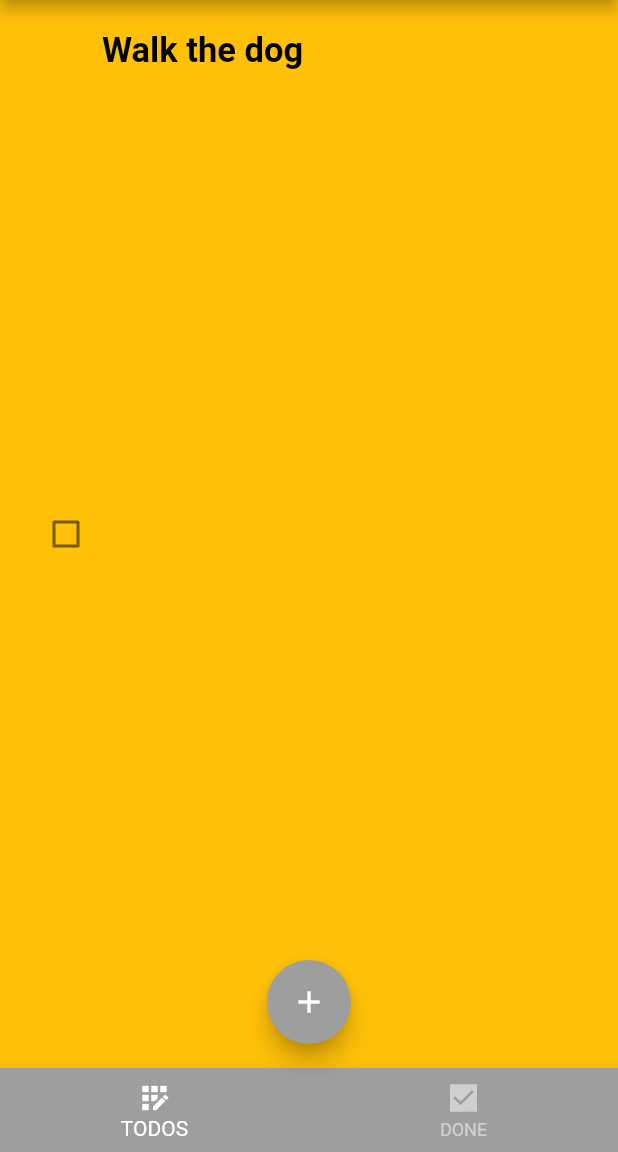
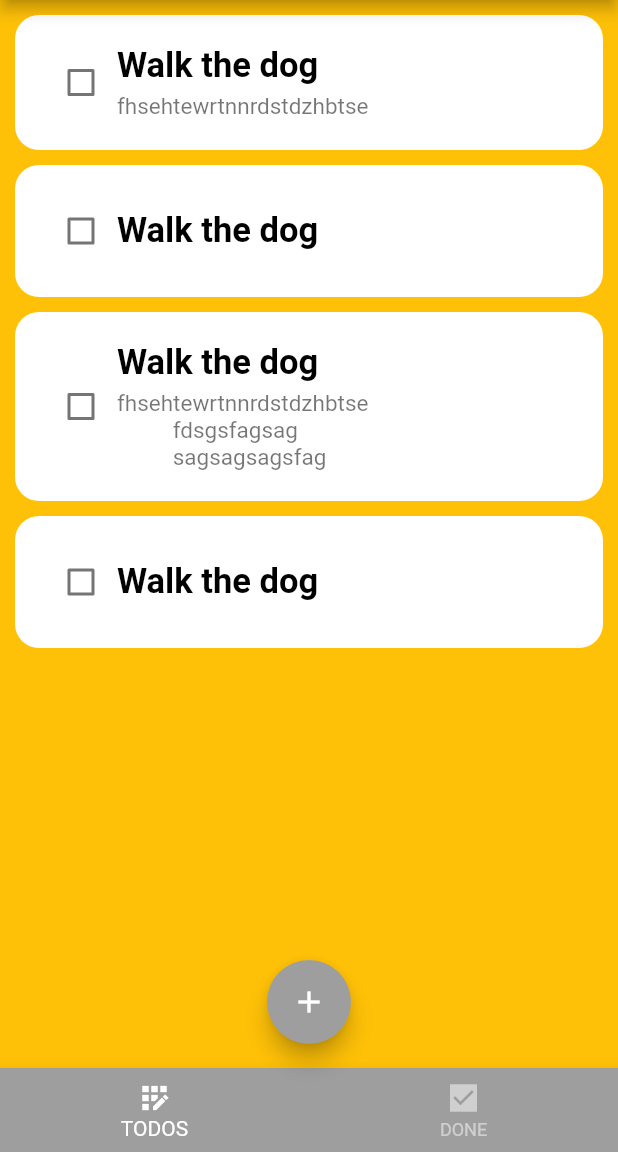
Before and after one commit to Cuadri84/todo_list_flutter_firebase, a Flutter app: the screen it shows after launch, on a phone screen of 412 x 824 dp, the part 84-1236 px from its top. Run offline on Flutter 3.47's test engine with Material 2 defaults, Android fonts, the phone set to English and light mode, and no system bars; drawn by our look-alikes of flutter_slidable.

Commit message:
Done delete button and save todo button

```diff
--- a/lib/main.dart
+++ b/lib/main.dart
@@ -3,10 +3,12 @@ import 'package:provider/provider.dart';
 import 'package:todo_list/provider/todos.dart';
 import 'package:todo_list/screens/home.dart';
 
-void main() => runApp(MyApp());
+void main() => runApp(const MyApp());
 
 class MyApp extends StatelessWidget {
   static const String title = 'TODO LIST';
+
+  const MyApp({Key? key}) : super(key: key);
 
   @override
   Widget build(BuildContext context) {
--- a/lib/provider/todos.dart
+++ b/lib/provider/todos.dart
@@ -1,3 +1,39 @@
 import 'package:flutter/cupertino.dart';
+import 'package:todo_list/model/todo.dart';
 
-class TodosProvider extends ChangeNotifier {}
+class TodosProvider extends ChangeNotifier {
+  final List<Todo> _todos = [
+    Todo(
+      createdTime: DateTime.now(),
+      title: 'Walk the dog',
+      description: 'fhsehtewrtnnrdstdzhbtse',
+    ),
+    Todo(
+      createdTime: DateTime.now(),
+      title: 'Walk the dog',
+    ),
+    Todo(
+      createdTime: DateTime.now(),
+      title: 'Walk the dog',
+      description: '''fhsehtewrtnnrdstdzhbtse
+          fdsgsfagsag
+          sagsagsagsfag''',
+    ),
+    Todo(
+      createdTime: DateTime.now(),
+      title: 'Walk the dog',
+    )
+  ];
+
+  List<Todo> get todos => _todos.where((todo) => todo.isDone == false).toList();
+
+  void addTodo(Todo todo) {
+    _todos.add(todo);
+    notifyListeners();
+  }
+
+  void removeTodo(Todo todo) {
+    _todos.remove(todo);
+    notifyListeners();
+  }
+}
--- /dev/null
+++ b/lib/utils/utils.dart
@@ -0,0 +1,10 @@
+import 'package:flutter/material.dart';
+
+class Utils {
+  static void showSnackBar(BuildContext context, String text) =>
+      Scaffold.of(context)
+        ..removeCurrentSnackBar()
+        ..showSnackBar(
+          SnackBar(content: Text(text)),
+        );
+}
--- a/lib/widget/todo_form_widget.dart
+++ b/lib/widget/todo_form_widget.dart
@@ -47,12 +47,6 @@ class TodoFormWidget extends StatelessWidget {
   Widget buildDescription() => TextFormField(
         initialValue: description,
         onChanged: onChangedDescription,
-        validator: (title) {
-          if (description.isEmpty) {
-            return 'the description cannot be empty';
-          }
-          return null;
-        },
         decoration: const InputDecoration(
           border: UnderlineInputBorder(),
           labelText: 'Description',
--- a/lib/widget/todo_list_widget.dart
+++ b/lib/widget/todo_list_widget.dart
@@ -1,6 +1,7 @@
 import 'package:flutter/material.dart';
 import 'package:provider/provider.dart';
 import 'package:todo_list/model/todo.dart';
+import 'package:todo_list/provider/todos.dart';
 import 'package:todo_list/widget/todo_widget.dart';
 
 class TodoListWidget extends StatelessWidget {
@@ -8,10 +9,31 @@ class TodoListWidget extends StatelessWidget {
 
   @override
   Widget build(BuildContext context) {
-    return TodoWidget(
-        todo: Todo(
-      createdTime: DateTime.now(),
-      title: 'Walk the dog',
-    ));
+    final provider = Provider.of<TodosProvider>(context);
+    final todos = provider.todos;
+
+    return todos.isEmpty
+        ? const Center(
+            child: Text(
+              'No TODOS',
+              style: TextStyle(
+                fontSize: 12,
+                fontWeight: FontWeight.w600,
+                color: Colors.black,
+              ),
+            ),
+          )
+        : ListView.separated(
+            physics: const BouncingScrollPhysics(),
+            separatorBuilder: (context, index) => const SizedBox(
+              height: 10,
+            ),
+            padding: const EdgeInsets.all(10),
+            itemCount: todos.length,
+            itemBuilder: (context, index) {
+              final todo = todos[index];
+              return TodoWidget(todo: todo);
+            },
+          );
   }
 }
--- a/lib/widget/todo_widget.dart
+++ b/lib/widget/todo_widget.dart
@@ -1,6 +1,10 @@
 import 'package:flutter/material.dart';
 import 'package:flutter_slidable/flutter_slidable.dart';
+import 'package:provider/provider.dart';
 import 'package:todo_list/model/todo.dart';
+
+import '../provider/todos.dart';
+import '../utils/utils.dart';
 
 class TodoWidget extends StatelessWidget {
   const TodoWidget({Key? key, required this.todo}) : super(key: key);
@@ -8,7 +12,9 @@ class TodoWidget extends StatelessWidget {
   final Todo todo;
 
   @override
-  Widget build(BuildContext context) => Slidable(
+  Widget build(BuildContext context) => ClipRRect(
+        borderRadius: BorderRadius.circular(16),
+        child: Slidable(
           key: Key(todo.id),
           startActionPane: ActionPane(motion: const ScrollMotion(), children: [
             SlidableAction(
@@ -20,16 +26,18 @@ class TodoWidget extends StatelessWidget {
           ]),
           endActionPane: ActionPane(motion: const ScrollMotion(), children: [
             SlidableAction(
-            onPressed: (_) {},
+              onPressed: (_) => deleteTodo(context, todo),
               backgroundColor: const Color(0xFFFE4A49),
               foregroundColor: Colors.white,
               icon: Icons.delete,
             ),
           ]),
           child: buildTodo(context),
+        ),
       );
   Widget buildTodo(BuildContext context) => Container(
         padding: const EdgeInsets.all(20),
+        color: Colors.white,
         child: Row(
           children: [
             Checkbox(
@@ -56,9 +64,8 @@ class TodoWidget extends StatelessWidget {
                     child: Text(
                       todo.description,
                       style: const TextStyle(
-                        fontSize: 12,
-                        fontWeight: FontWeight.w600,
-                        color: Colors.black,
+                        fontSize: 15,
+                        color: Colors.black54,
                       ),
                     ),
                   )
@@ -67,4 +74,11 @@ class TodoWidget extends StatelessWidget {
           ],
         ),
       );
+
+  void deleteTodo(BuildContext context, Todo todo) {
+    final provider = Provider.of<TodosProvider>(context, listen: false);
+    provider.removeTodo(todo);
+
+    Utils.showSnackBar(context, 'Deleted Task');
   }
+}
```
Also changed, not shown: lib/dialogs/add_dialog.dart (+28 -2 lines). Lines whose indentation alone changed are shown as unchanged.
